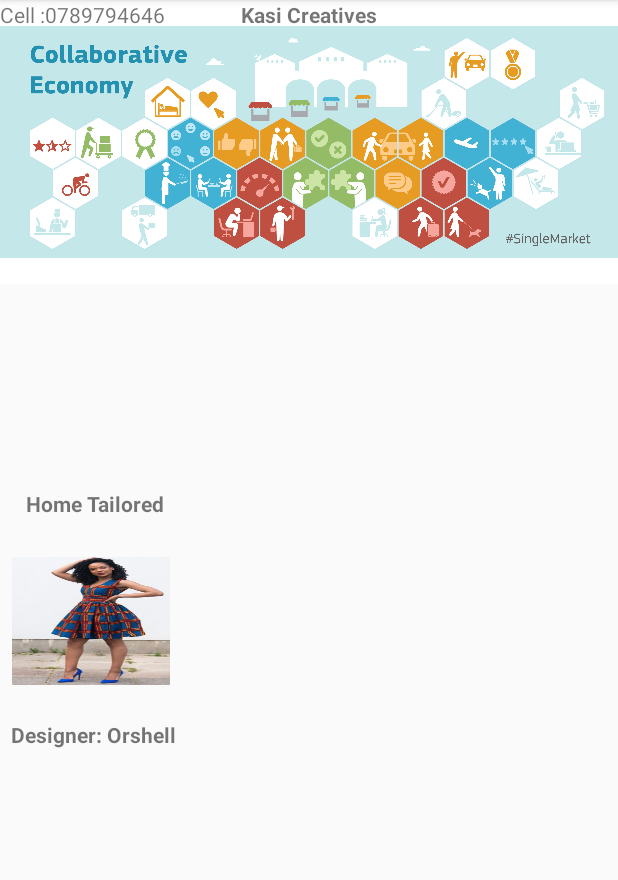
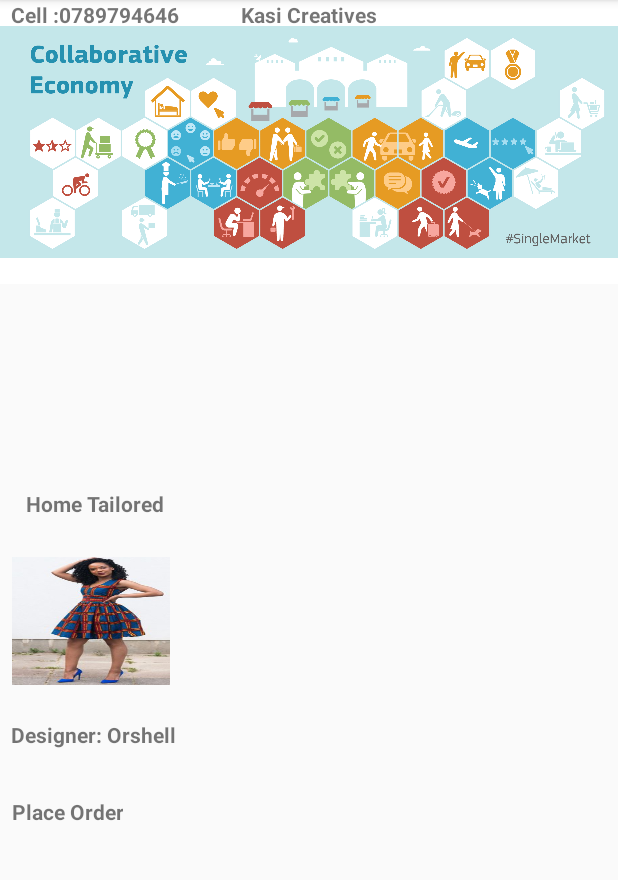
Before and after one commit to Sponch05/SpaceMindZ001, an Android app: the KasiCreatives screen opened directly, with no data from a screen before it, on a phone screen of 412 x 824 dp, the part 84-964 px from its top. Run offline under Robolectric (Android 15) with nearby library versions, the phone set to English and light mode, and no system bars.

```diff
--- a/app/src/main/res/layout/activity_kasi_creatives.xml
+++ b/app/src/main/res/layout/activity_kasi_creatives.xml
@@ -48,7 +48,7 @@
         tools:ignore="ContentDescription,RtlHardcoded" />
 
     <TextView
-        android:id="@+id/textView3"
+        android:id="@+id/txtCreatives1"
         android:layout_width="wrap_content"
         android:layout_height="wrap_content"
         android:text="Home Tailored"
@@ -63,10 +63,9 @@
         tools:ignore="HardcodedText,MissingConstraints" />
 
     <TextView
-        android:id="@+id/textView5"
+        android:id="@+id/txtDesignerName"
         android:layout_width="wrap_content"
         android:layout_height="wrap_content"
-        android:layout_marginLeft="7dp"
         android:text="Designer: Orshell"
         android:textAlignment="center"
         android:textStyle="bold"
@@ -74,15 +73,35 @@
         app:layout_constraintLeft_toLeftOf="parent"
         app:layout_constraintTop_toTopOf="parent"
         app:layout_constraintVertical_bias="0.641"
-        tools:ignore="HardcodedText,MissingConstraints,RtlHardcoded" />
+        tools:ignore="HardcodedText,MissingConstraints,RtlHardcoded"
+        app:layout_constraintRight_toRightOf="parent"
+        app:layout_constraintHorizontal_bias="0.025" />
 
     <TextView
-        android:id="@+id/textView7"
+        android:id="@+id/txtContacts"
         android:layout_width="wrap_content"
         android:layout_height="wrap_content"
         android:text="Cell :0789794646"
         android:textAlignment="center"
-        tools:ignore="HardcodedText,MissingConstraints"
-        tools:layout_editor_absoluteX="0dp"
-        tools:layout_editor_absoluteY="334dp" />
+        android:textStyle="bold"
+        app:layout_constraintLeft_toLeftOf="parent"
+        tools:ignore="HardcodedText,MissingConstraints,RtlHardcoded"
+        tools:layout_editor_absoluteY="334dp"
+        app:layout_constraintRight_toRightOf="parent"
+        app:layout_constraintHorizontal_bias="0.025" />
+
+    <TextView
+        android:id="@+id/txtOrderDress"
+        android:layout_width="wrap_content"
+        android:layout_height="wrap_content"
+        android:text="Place Order"
+        android:textAlignment="center"
+        android:textStyle="bold"
+        app:layout_constraintBottom_toBottomOf="parent"
+        app:layout_constraintHorizontal_bias="0.022"
+        app:layout_constraintLeft_toLeftOf="parent"
+        app:layout_constraintRight_toRightOf="parent"
+        app:layout_constraintTop_toTopOf="parent"
+        app:layout_constraintVertical_bias="0.71"
+        tools:ignore="HardcodedText,MissingConstraints,RtlHardcoded" />
 </android.support.constraint.ConstraintLayout>
```
